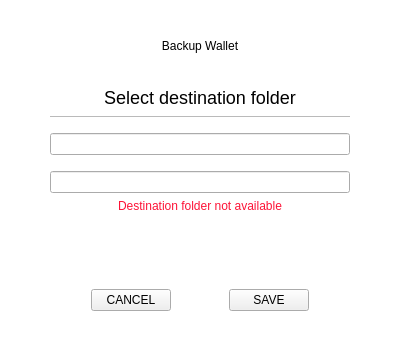
Before: the Qt Designer form src/qt/veil/forms/settingsbackup.ui in Veil-Project/veil, drawn with Qt 5.
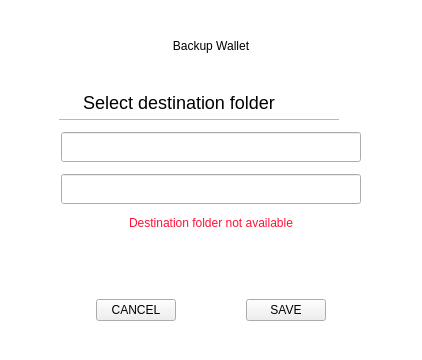
After: the same form once the commit is applied. Icons and pictures are not drawn.

The edit to the form file:
```diff
--- a/src/qt/veil/forms/settingsbackup.ui
+++ b/src/qt/veil/forms/settingsbackup.ui
@@ -34,6 +34,12 @@
    </property>
    <item>
     <widget class="QFrame" name="frame">
+     <property name="minimumSize">
+      <size>
+       <width>0</width>
+       <height>320</height>
+      </size>
+     </property>
      <property name="autoFillBackground">
       <bool>false</bool>
      </property>
@@ -51,7 +57,10 @@
       <enum>QFrame::Raised</enum>
      </property>
      <layout class="QVBoxLayout" name="verticalLayout_2">
-      <item>
+      <property name="spacing">
+       <number>12</number>
+      </property>
+      <item alignment="Qt::AlignHCenter">
        <widget class="QLabel" name="labelTitle">
         <property name="maximumSize">
          <size>
@@ -86,12 +95,14 @@
         </property>
        </spacer>
       </item>
-      <item alignment="Qt::AlignHCenter">
+      <item>
+       <layout class="QHBoxLayout" name="horizontalLayout">
+        <item>
        <widget class="QPushButton" name="btnFolder">
         <property name="minimumSize">
          <size>
           <width>300</width>
-          <height>0</height>
+            <height>35</height>
          </size>
         </property>
         <property name="maximumSize">
@@ -100,42 +111,56 @@
           <height>16777215</height>
          </size>
         </property>
+          <property name="layoutDirection">
+           <enum>Qt::RightToLeft</enum>
+          </property>
         <property name="styleSheet">
-         <string notr="true">padding:8;
-border:0;
+           <string notr="true">padding:8px;
+border:none;
 font-size:18px;
 border-bottom:1px solid #bababa;
-background-image: url(&quot;:/icons/ic-folder&quot;) ;
-background-repeat:no-repeat;
-background-position:right center;</string>
+margin-left:20px;</string>
         </property>
         <property name="text">
          <string>Select destination folder</string>
         </property>
+          <property name="iconSize">
+           <size>
+            <width>20</width>
+            <height>20</height>
+           </size>
+          </property>
        </widget>
       </item>
       <item>
-       <spacer name="verticalSpacer">
-        <property name="orientation">
-         <enum>Qt::Vertical</enum>
-        </property>
-        <property name="sizeType">
-         <enum>QSizePolicy::Fixed</enum>
-        </property>
-        <property name="sizeHint" stdset="0">
+         <widget class="QPushButton" name="pushButton">
+          <property name="styleSheet">
+           <string notr="true">background-color:transparent;
+border:none;</string>
+          </property>
+          <property name="text">
+           <string/>
+          </property>
+          <property name="icon">
+           <iconset resource="../../veil.qrc">
+            <normaloff>:/icons/ic-folder-svg</normaloff>:/icons/ic-folder-svg</iconset>
+          </property>
+          <property name="iconSize">
          <size>
           <width>20</width>
-          <height>10</height>
-         </size>
-        </property>
-       </spacer>
+            <height>20</height>
+           </size>
+          </property>
+         </widget>
+        </item>
+       </layout>
       </item>
       <item alignment="Qt::AlignHCenter">
        <widget class="QLineEdit" name="editPassword">
         <property name="minimumSize">
          <size>
           <width>300</width>
-          <height>0</height>
+          <height>30</height>
          </size>
         </property>
         <property name="maximumSize">
@@ -152,28 +177,12 @@
         </property>
        </widget>
       </item>
-      <item>
-       <spacer name="verticalSpacer_3">
-        <property name="orientation">
-         <enum>Qt::Vertical</enum>
-        </property>
-        <property name="sizeType">
-         <enum>QSizePolicy::Fixed</enum>
-        </property>
-        <property name="sizeHint" stdset="0">
-         <size>
-          <width>20</width>
-          <height>10</height>
-         </size>
-        </property>
-       </spacer>
-      </item>
       <item alignment="Qt::AlignHCenter">
        <widget class="QLineEdit" name="editConfirm">
         <property name="minimumSize">
          <size>
           <width>300</width>
-          <height>0</height>
+          <height>30</height>
          </size>
         </property>
         <property name="maximumSize">
@@ -190,7 +199,7 @@
         </property>
        </widget>
       </item>
-      <item>
+      <item alignment="Qt::AlignHCenter">
        <widget class="QLabel" name="errorMessage">
         <property name="styleSheet">
          <string notr="true">color:#fd1337;</string>
```
Left out of the diff: 4 changed lines with no effect on the pictures. Lines whose indentation alone changed are shown as unchanged.
